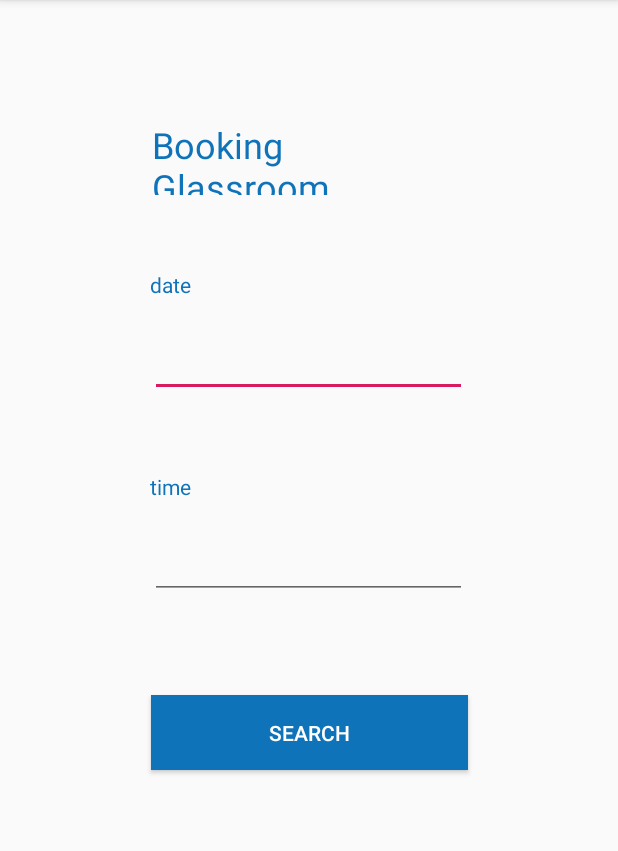
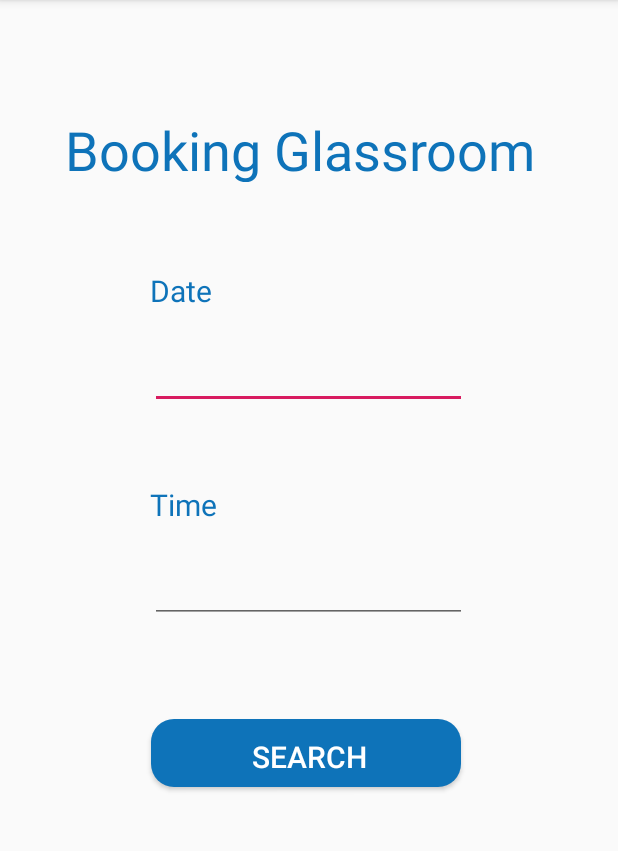
Before and after one commit to Can-ZHOU/Group2-Android, an Android app: the BookingActivity screen opened directly, with no data from a screen before it, on a phone screen of 412 x 824 dp, the part 84-935 px from its top. Run offline under Robolectric (Android 15) with nearby library versions, the phone set to English and light mode, and no system bars; our stand-ins replace Firebase (no records; nobody signed in at launch, a user with empty details on screens opened directly); Roboto replaces fonts that are not available here.

Commit message:
Changed button layout and increased the text size

```diff
--- a/app/src/main/res/layout/activity_booking.xml
+++ b/app/src/main/res/layout/activity_booking.xml
@@ -36,9 +36,10 @@
         android:layout_marginTop="64dp"
         android:layout_marginEnd="100dp"
         android:layout_marginRight="100dp"
-        android:background="#0e73b9"
+        android:background="@drawable/rounded_bt"
         android:text="Search"
         android:textColor="#ffffff"
+        android:textSize="20sp"
         app:layout_constraintEnd_toEndOf="parent"
         app:layout_constraintStart_toStartOf="parent"
         app:layout_constraintTop_toBottomOf="@+id/book_glassroom_time" />
@@ -50,8 +51,9 @@
         android:layout_marginStart="100dp"
         android:layout_marginLeft="100dp"
         android:layout_marginTop="180dp"
-        android:text="date"
+        android:text="Date"
         android:textColor="#0E73B9"
+        android:textSize="20sp"
         app:layout_constraintStart_toStartOf="parent"
         app:layout_constraintTop_toTopOf="parent" />
 
@@ -60,24 +62,26 @@
         android:layout_width="wrap_content"
         android:layout_height="wrap_content"
         android:layout_marginTop="50dp"
-        android:text="time"
+        android:text="Time"
         android:textColor="#0E73B9"
+        android:textSize="20sp"
         app:layout_constraintStart_toStartOf="@+id/book_glassroom_date"
         app:layout_constraintTop_toBottomOf="@+id/book_glassroom_date" />
 
     <TextView
         android:id="@+id/textView3"
-        android:layout_width="211dp"
-        android:layout_height="50dp"
-        android:layout_marginStart="78dp"
-        android:layout_marginLeft="78dp"
-        android:layout_marginTop="80dp"
+        android:layout_width="328dp"
+        android:layout_height="46dp"
+        android:layout_marginStart="82dp"
+        android:layout_marginLeft="82dp"
+        android:layout_marginTop="75dp"
         android:layout_marginEnd="76dp"
         android:layout_marginRight="76dp"
         android:text="Booking Glassroom"
         android:textColor="#0E73B9"
-        android:textSize="24sp"
+        android:textSize="36sp"
         app:layout_constraintEnd_toEndOf="@+id/book_glassroom_date"
+        app:layout_constraintHorizontal_bias="0.505"
         app:layout_constraintStart_toStartOf="@+id/textView_date"
         app:layout_constraintTop_toTopOf="parent" />
 
```
